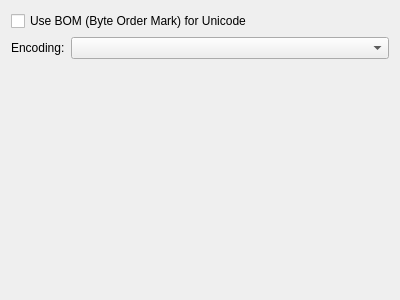
Above: controls/setup/parts/font/setuptabfont.ui from riuson/lcd-image-converter before the change. Below: the same form after it.
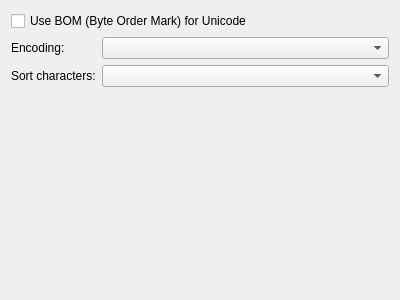
That is the form after the change.

The edit to the form file:
```diff
--- a/controls/setup/parts/font/setuptabfont.ui
+++ b/controls/setup/parts/font/setuptabfont.ui
@@ -38,7 +38,7 @@
      </property>
     </widget>
    </item>
-   <item row="2" column="0">
+   <item row="3" column="0">
     <spacer name="verticalSpacer">
      <property name="orientation">
       <enum>Qt::Vertical</enum>
@@ -51,6 +51,16 @@
      </property>
     </spacer>
    </item>
+   <item row="2" column="1">
+    <widget class="QComboBox" name="comboBoxSorting"/>
+   </item>
+   <item row="2" column="0">
+    <widget class="QLabel" name="label_2">
+     <property name="text">
+      <string>Sort characters:</string>
+     </property>
+    </widget>
+   </item>
   </layout>
  </widget>
  <resources/>
```
